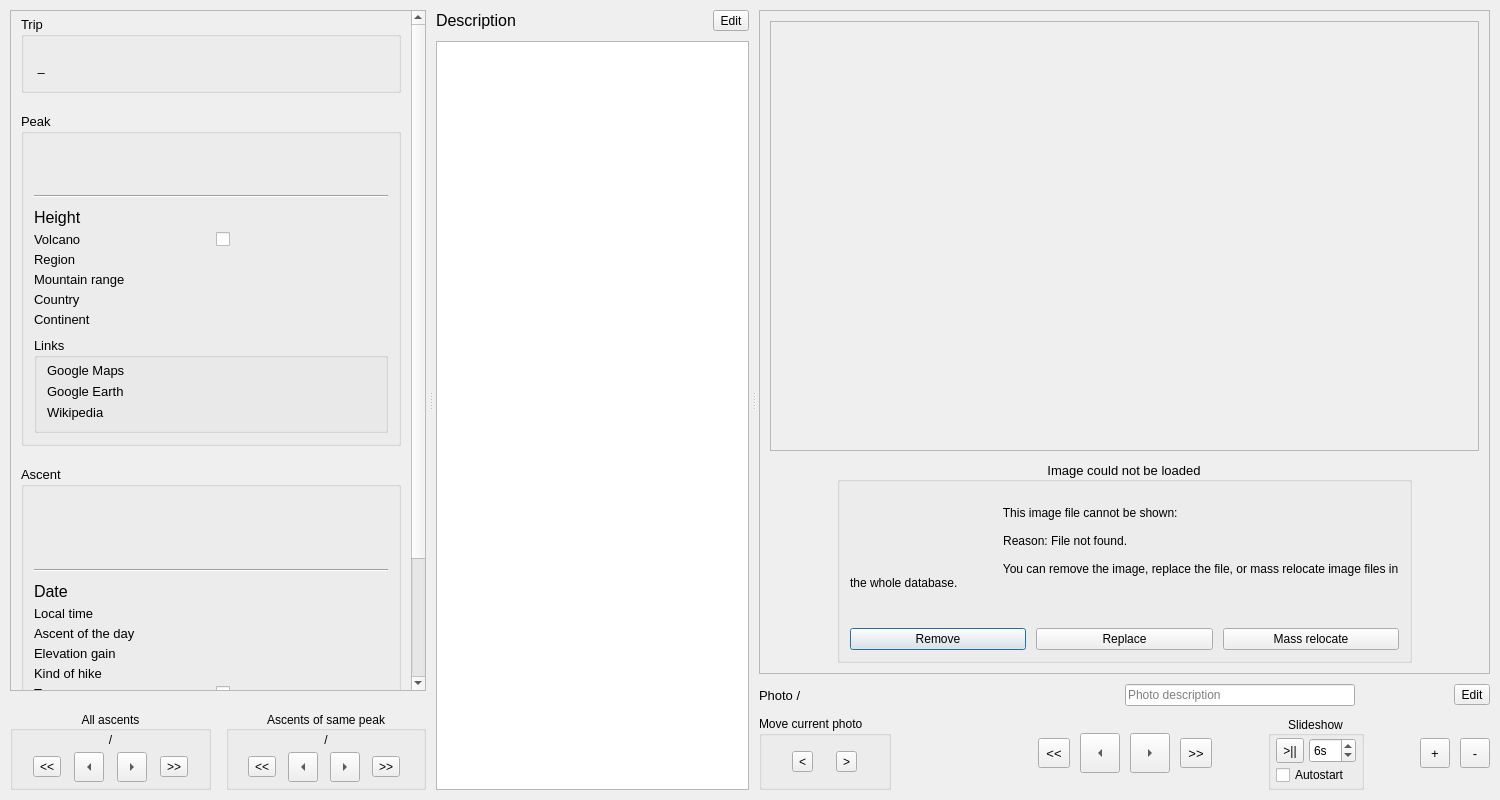
Before: the Qt Designer form src/ui/ascent_viewer.ui in svetter/pal, drawn with Qt 5.
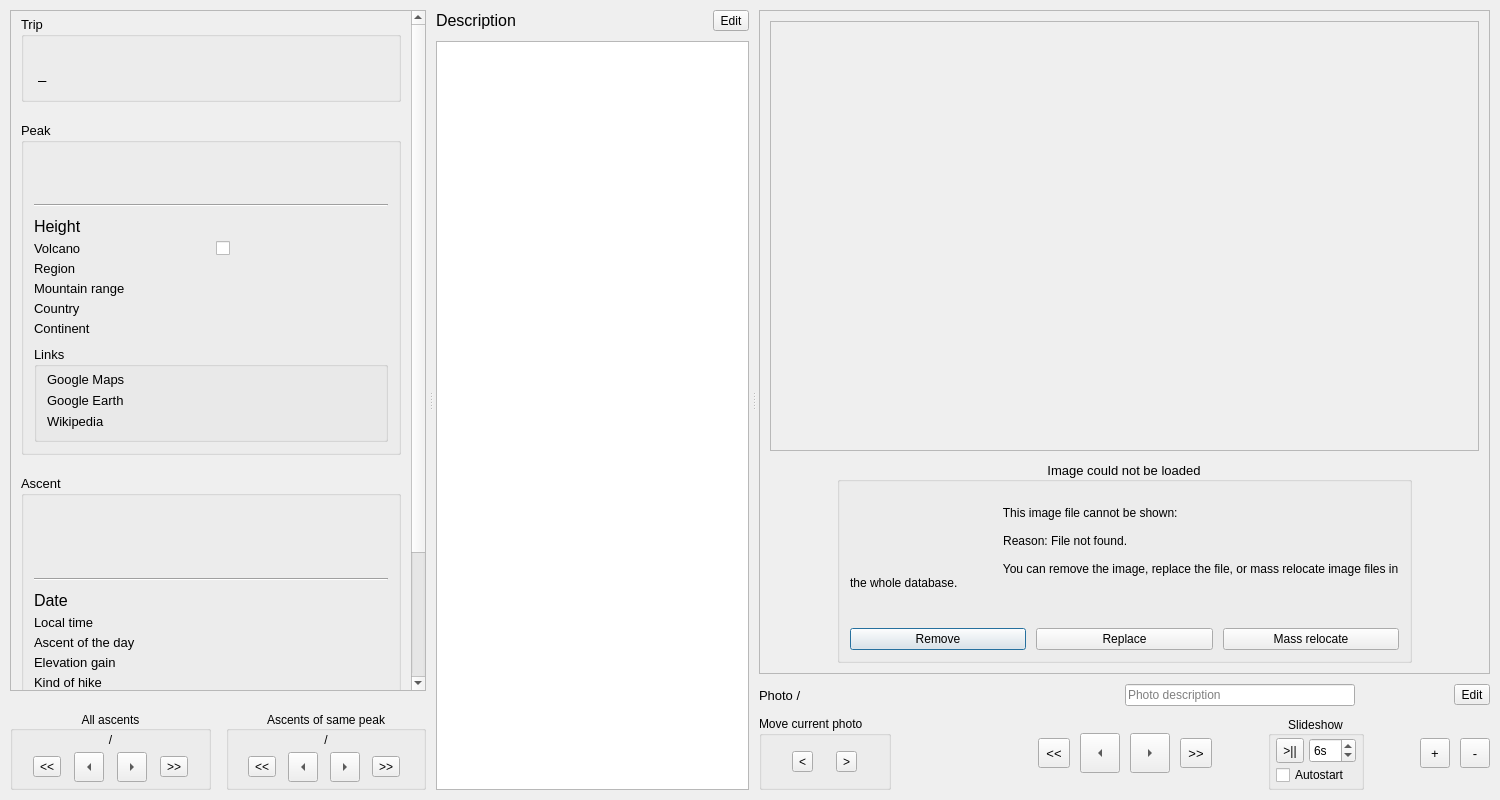
After: the same form once the commit is applied. Custom widgets are drawn as their Qt base class.

Commit message: Increase trip name font size in ascent viewer

```diff
--- a/src/ui/ascent_viewer.ui
+++ b/src/ui/ascent_viewer.ui
@@ -62,7 +62,7 @@
             <x>0</x>
             <y>0</y>
             <width>422</width>
-            <height>834</height>
+            <height>844</height>
            </rect>
           </property>
           <property name="sizePolicy">
@@ -126,7 +126,7 @@
                <widget class="QLabel" name="tripNameLabel">
                 <property name="font">
                  <font>
-                  <pointsize>12</pointsize>
+                  <pointsize>16</pointsize>
                  </font>
                 </property>
                 <property name="text">
@@ -141,7 +141,7 @@
                <widget class="QLabel" name="tripDatesLabel">
                 <property name="font">
                  <font>
-                  <pointsize>10</pointsize>
+                  <pointsize>11</pointsize>
                  </font>
                 </property>
                 <property name="text">
```
